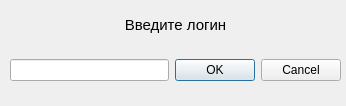
Qt form login_dialog.ui (RoketFlame/amgine) before a commit.
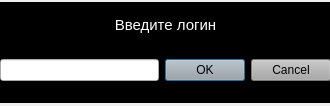
The same form after that commit.

What changed in the file:
```diff
--- a/login_dialog.ui
+++ b/login_dialog.ui
@@ -6,7 +6,7 @@
    <rect>
     <x>0</x>
     <y>0</y>
-    <width>346</width>
+    <width>330</width>
     <height>106</height>
    </rect>
   </property>
@@ -16,7 +16,7 @@
   <widget class="QWidget" name="horizontalLayoutWidget">
    <property name="geometry">
     <rect>
-     <x>10</x>
+     <x>0</x>
      <y>50</y>
      <width>331</width>
      <height>41</height>
@@ -28,6 +28,9 @@
     </item>
     <item>
      <widget class="QDialogButtonBox" name="buttonBox">
+      <property name="styleSheet">
+       <string notr="true">background-color: rgb(168, 168, 168);</string>
+      </property>
       <property name="orientation">
        <enum>Qt::Horizontal</enum>
       </property>
@@ -41,16 +44,38 @@
   <widget class="QLabel" name="label">
    <property name="geometry">
     <rect>
-     <x>10</x>
+     <x>0</x>
      <y>10</y>
      <width>331</width>
      <height>31</height>
     </rect>
    </property>
+   <property name="styleSheet">
+    <string notr="true">background-color: rgb(0, 0, 0);</string>
+   </property>
    <property name="text">
-    <string>&lt;html&gt;&lt;head/&gt;&lt;body&gt;&lt;p align=&quot;center&quot;&gt;&lt;span style=&quot; font-size:11pt;&quot;&gt;Введите логин&lt;/span&gt;&lt;/p&gt;&lt;/body&gt;&lt;/html&gt;</string>
+    <string>&lt;html&gt;&lt;head/&gt;&lt;body&gt;&lt;p align=&quot;center&quot;&gt;&lt;span style=&quot; font-size:11pt; color:#ffffff;&quot;&gt;Введите логин&lt;/span&gt;&lt;/p&gt;&lt;/body&gt;&lt;/html&gt;</string>
    </property>
   </widget>
+  <widget class="QLabel" name="label_2">
+   <property name="geometry">
+    <rect>
+     <x>0</x>
+     <y>2</y>
+     <width>331</width>
+     <height>101</height>
+    </rect>
+   </property>
+   <property name="styleSheet">
+    <string notr="true">background-color: rgb(0, 0, 0);</string>
+   </property>
+   <property name="text">
+    <string/>
+   </property>
+  </widget>
+  <zorder>label_2</zorder>
+  <zorder>horizontalLayoutWidget</zorder>
+  <zorder>label</zorder>
  </widget>
  <resources/>
  <connections>
```
